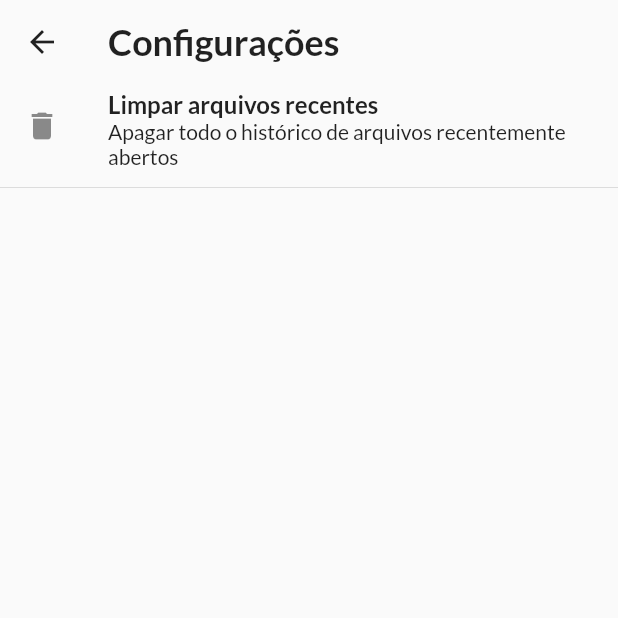
After one commit to rbmelolima/PDF_Viewer, a Flutter app: the SettingsPage screen opened directly, after a tap on "Limpar arquivos recentes", on a phone screen of 412 x 824 dp, the top half of it. The commit adds this screen. Run offline on Flutter 3.47's test engine with Material 2 defaults, Android fonts, the phone set to English and light mode, and no system bars; our stand-ins replace file_picker, localstorage, permission_handler; missing offline and left inert: share_extend, syncfusion_flutter_pdfviewer.

Commit message:
feat: criando tela de configurações

```diff
--- /dev/null
+++ b/lib/features/settings/page/settings_page.dart
@@ -0,0 +1,38 @@
+import 'package:flutter/material.dart';
+import 'package:pdf_viewer/shared/repository/list_repository.dart';
+
+class SettingsPage extends StatelessWidget {
+  const SettingsPage({Key? key}) : super(key: key);
+
+  @override
+  Widget build(BuildContext context) {
+    return Scaffold(
+      appBar: AppBar(
+        title: Text(
+          "Configurações",
+          style: Theme.of(context).textTheme.displayMedium,
+        ),
+      ),
+      body: ListView(
+        children: [
+          ListTile(
+            leading: const Icon(Icons.delete),
+            title: Text(
+              'Limpar arquivos recentes',
+              style: Theme.of(context).textTheme.headlineMedium,
+            ),
+            subtitle: Text(
+              'Apagar todo o histórico de arquivos recentemente abertos',
+              style: Theme.of(context).textTheme.bodyMedium,
+            ),
+            onTap: () async {
+              ListRepository listRepository = ListRepository();
+              await listRepository.clearRecentFiles();
+            },
+          ),
+          const Divider(),
+        ],
+      ),
+    );
+  }
+}
--- a/lib/shared/repository/list_repository.dart
+++ b/lib/shared/repository/list_repository.dart
@@ -1,4 +1,3 @@
-
 import 'dart:convert';
 
 import 'package:pdf_viewer/shared/model/stored_paths_model.dart';
@@ -43,4 +42,12 @@ class ListRepository {
       throw "Error while adding recent file";
     }
   }
+
+  Future<void> clearRecentFiles() async {
+    try {
+      KeyValueAdapter.set("recent", jsonEncode([]));
+    } catch (e) {
+      throw "Error while clearing recent files";
+    }
+  }
 }
```
Also changed, not shown: lib/features/all_files/page/all_files_page.dart (deleted, +0 -58 lines), lib/features/home/page/home_page.dart (+4 -4 lines).
